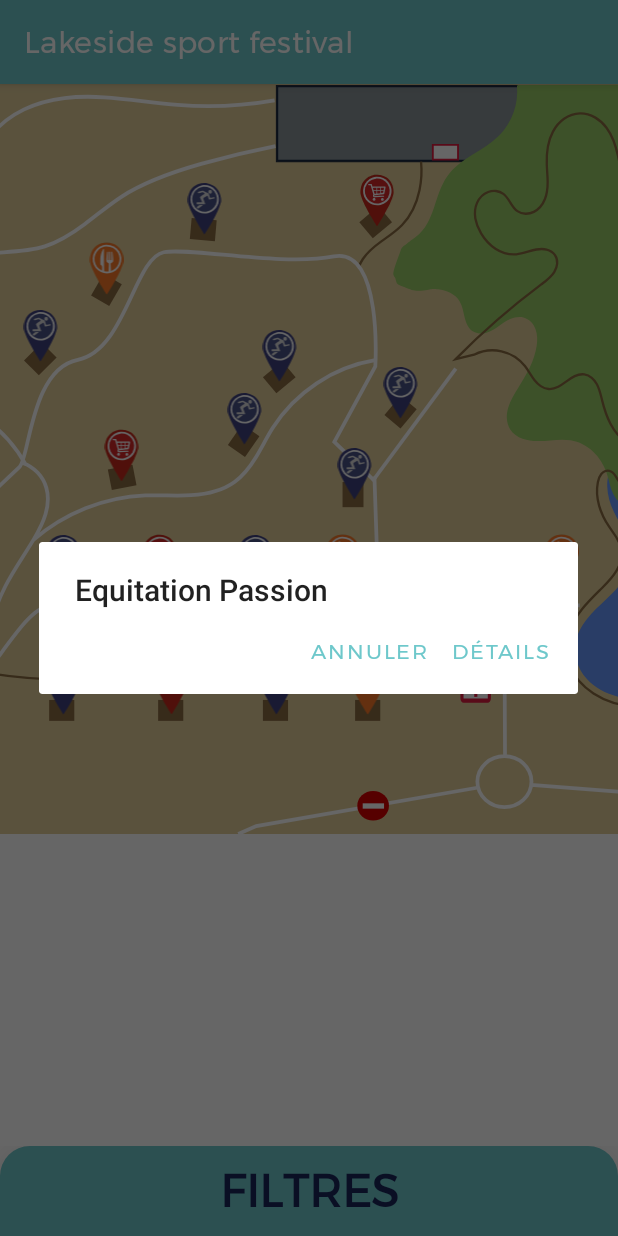
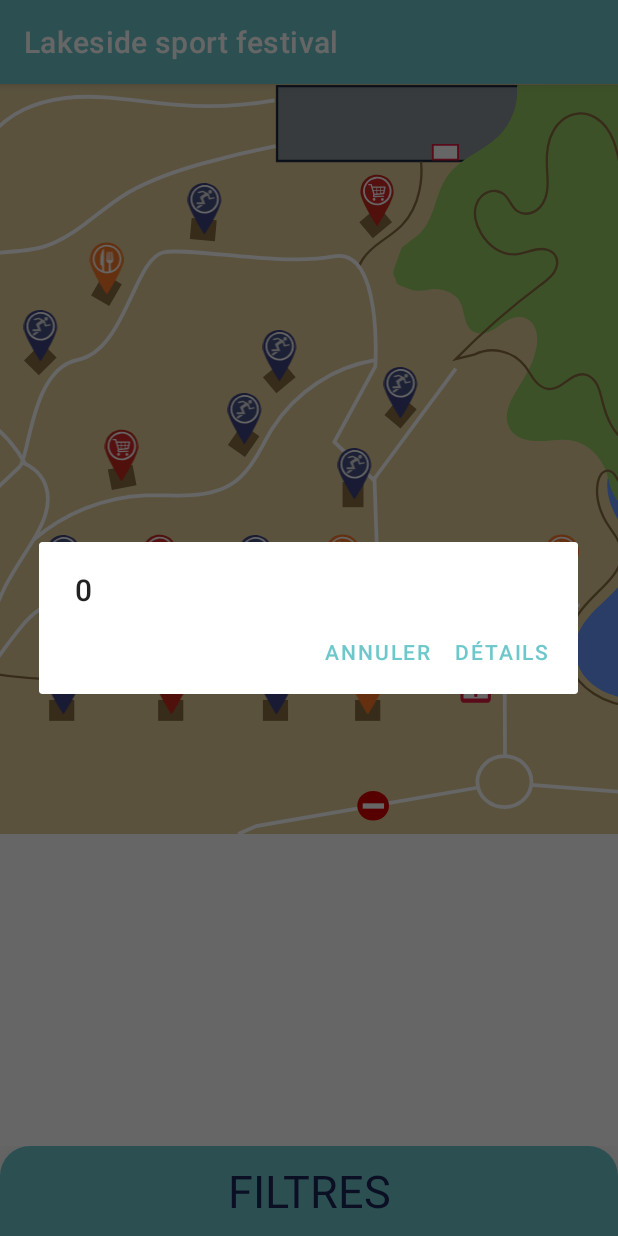
Before and after one commit to LenaAbel/SAE-S4, an Android app: the fragment MapFragment shown on its own in the app's theme, after a tap on "sport", on a phone screen of 412 x 824 dp. Run offline under Robolectric (Android 15) with nearby library versions, the phone set to English and light mode, and no system bars; our stand-ins replace navigation-ui; libraries missing offline, so code that uses them is left out: cn.iwgang.countdownview; 1 statement that could not run was skipped.

Commit message:
bug planning dédoublement réglé, changement des tags pour la map pour la redirection

```diff
--- a/app/src/main/java/com/example/sae_s4/MapFragment.kt
+++ b/app/src/main/java/com/example/sae_s4/MapFragment.kt
@@ -14,7 +14,6 @@ import android.widget.RadioGroup
 import androidx.navigation.fragment.findNavController
 import com.example.sae_s4.prestataire.DetailPrestaFragment
 import com.example.sae.data.DataPrestataires
-
 
 
 class MapFragment : Fragment() {
--- a/app/src/main/java/com/example/sae_s4/data/DataPrestataires.kt
+++ b/app/src/main/java/com/example/sae_s4/data/DataPrestataires.kt
@@ -145,5 +145,4 @@ class DataPrestataires {
             )
         )
     }
-
 }
--- a/app/src/main/java/com/example/sae_s4/planning/PlanningAdapter.kt
+++ b/app/src/main/java/com/example/sae_s4/planning/PlanningAdapter.kt
@@ -31,12 +31,12 @@ class PlanningAdapter(
         for (item in dataPlanning) {
             if (dateRef.equals(item.date)) {
                 if (heure == item.debut) {
-                    holder.background.setBackgroundResource(R.color.blue.toInt())
+                    holder.background.setBackgroundResource(R.color.dark_blue.toInt())
                     holder.contenu.text = item.nom
                     return
                 }
                 if (heure >= item.debut && heure < item.fin) {
-                    holder.background.setBackgroundResource(R.color.blue.toInt())
+                    holder.background.setBackgroundResource(R.color.dark_blue.toInt())
                     holder.trait.visibility = View.INVISIBLE
                     return
                 }
--- a/app/src/main/java/com/example/sae_s4/prestataire/PrestatairesAdapter.kt
+++ b/app/src/main/java/com/example/sae_s4/prestataire/PrestatairesAdapter.kt
@@ -45,7 +45,10 @@ class PrestatairesAdapter(
             Navigation.findNavController(view)
                 .navigate(
                     R.id.action_detail_presta,
-                    bundleOf("quel_type_presta" to type_prestataire, "presta" to position.toString())
+                    bundleOf(
+                        "quel_type_presta" to type_prestataire,
+                        "presta" to position.toString()
+                    )
                 )
         }
     }
--- a/app/src/main/res/layout/fragment_map.xml
+++ b/app/src/main/res/layout/fragment_map.xml
@@ -37,7 +37,7 @@
         android:layout_marginStart="359dp"
         android:layout_marginTop="300dp"
         android:contentDescription="@string/description_logo_resto"
-        android:tag="Subway"
+        android:tag="0"
         app:layout_constraintBottom_toBottomOf="@id/carte"
         app:layout_constraintEnd_toEndOf="@id/carte"
         app:layout_constraintStart_toStartOf="@id/carte"
@@ -51,7 +51,7 @@
         android:layout_marginStart="221dp"
         android:layout_marginTop="242dp"
         android:contentDescription="@string/description_logo_sport"
-        android:tag="Equitation Passion"
+        android:tag="0"
         app:layout_constraintBottom_toBottomOf="@id/carte"
         app:layout_constraintEnd_toEndOf="@id/carte"
         app:layout_constraintStart_toStartOf="@id/carte"
@@ -65,7 +65,7 @@
         android:layout_marginStart="252dp"
         android:layout_marginTop="188dp"
         android:contentDescription="@string/description_logo_sport"
-        android:tag="TVB Tours Volley-Ball"
+        android:tag="1"
         app:layout_constraintBottom_toBottomOf="@id/carte"
         app:layout_constraintEnd_toEndOf="@id/carte"
         app:layout_constraintStart_toStartOf="@id/carte"
@@ -107,7 +107,7 @@
         android:layout_marginStart="230dp"
         android:layout_marginTop="385dp"
         android:contentDescription="@string/description_logo_resto"
-        android:tag="Le camion qui fume"
+        android:tag="1"
         app:layout_constraintBottom_toBottomOf="@id/carte"
         app:layout_constraintEnd_toEndOf="@id/carte"
         app:layout_constraintStart_toStartOf="@id/carte"
@@ -121,7 +121,7 @@
         android:layout_marginStart="169dp"
         android:layout_marginTop="385dp"
         android:contentDescription="@string/description_logo_sport"
-        android:tag="ASPTT Chartres"
+        android:tag="2"
         app:layout_constraintBottom_toBottomOf="@id/carte"
         app:layout_constraintEnd_toEndOf="@id/carte"
         app:layout_constraintStart_toStartOf="@id/carte"
@@ -135,7 +135,7 @@
         android:layout_marginStart="99dp"
         android:layout_marginTop="385dp"
         android:contentDescription="@string/description_logo_magasin"
-        android:tag="SportsRaquettes"
+        android:tag="Sports Raquettes"
         app:layout_constraintBottom_toBottomOf="@id/carte"
         app:layout_constraintEnd_toEndOf="@id/carte"
         app:layout_constraintStart_toStartOf="@id/carte"
@@ -149,7 +149,7 @@
         android:layout_marginStart="27dp"
         android:layout_marginTop="385dp"
         android:contentDescription="@string/description_logo_sport"
-        android:tag="Karting (Paul Ricard)"
+        android:tag="4"
         app:layout_constraintBottom_toBottomOf="@id/carte"
         app:layout_constraintEnd_toEndOf="@id/carte"
         app:layout_constraintStart_toStartOf="@id/carte"
@@ -163,7 +163,7 @@
         android:layout_marginStart="56dp"
         android:layout_marginTop="105dp"
         android:contentDescription="@string/description_logo_resto"
-        android:tag="Courtepaille"
+        android:tag="2"
         app:layout_constraintBottom_toBottomOf="@id/carte"
         app:layout_constraintEnd_toEndOf="@id/carte"
         app:layout_constraintStart_toStartOf="@id/carte"
@@ -177,7 +177,7 @@
         android:layout_marginStart="148dp"
         android:layout_marginTop="205dp"
         android:contentDescription="@string/description_logo_sport"
-        android:tag="JDA Dijon Basket"
+        android:tag="3"
         app:layout_constraintBottom_toBottomOf="@id/carte"
         app:layout_constraintEnd_toEndOf="@id/carte"
         app:layout_constraintStart_toStartOf="@id/carte"
@@ -220,7 +220,7 @@
         android:layout_marginStart="213dp"
         android:layout_marginTop="300dp"
         android:contentDescription="@string/description_logo_resto"
-        android:tag="La Citadelle de Belfort"
+        android:tag="3"
         app:layout_constraintBottom_toBottomOf="@id/carte"
         app:layout_constraintEnd_toEndOf="@id/carte"
         app:layout_constraintStart_toStartOf="@id/carte"
--- a/app/src/main/res/layout/image_slider_item.xml
+++ b/app/src/main/res/layout/image_slider_item.xml
@@ -11,7 +11,6 @@
         android:layout_height="200dp"
         android:layout_centerInParent="true"
         android:scaleType="centerCrop"
-        app:shapeAppearanceOverlay="@style/ShapeAppearanceOverlay.App.CornerSize50Percent"
         android:outlineAmbientShadowColor="@color/black"/>
 
 </RelativeLayout>
```
Also changed, not shown: app/src/main/res/layout/activity_main.xml (+4 -11 lines), app/src/main/res/navigation/navigation.xml (+3 -4 lines), app/src/main/res/values/themes.xml (+0 -8 lines). Lines whose indentation alone changed are shown as unchanged.
